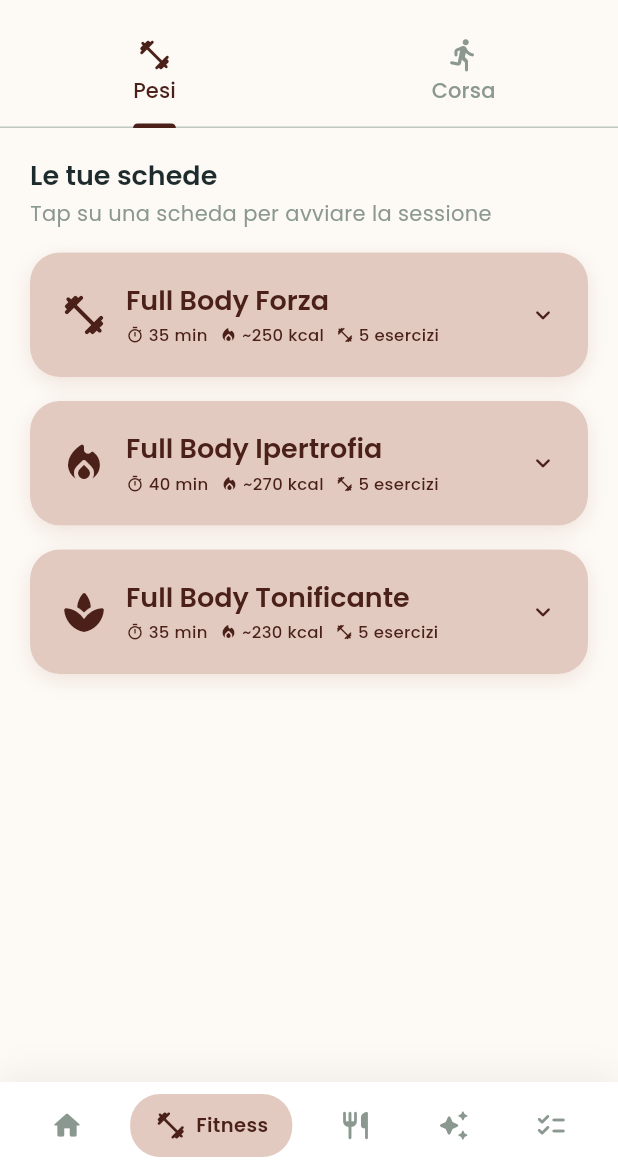
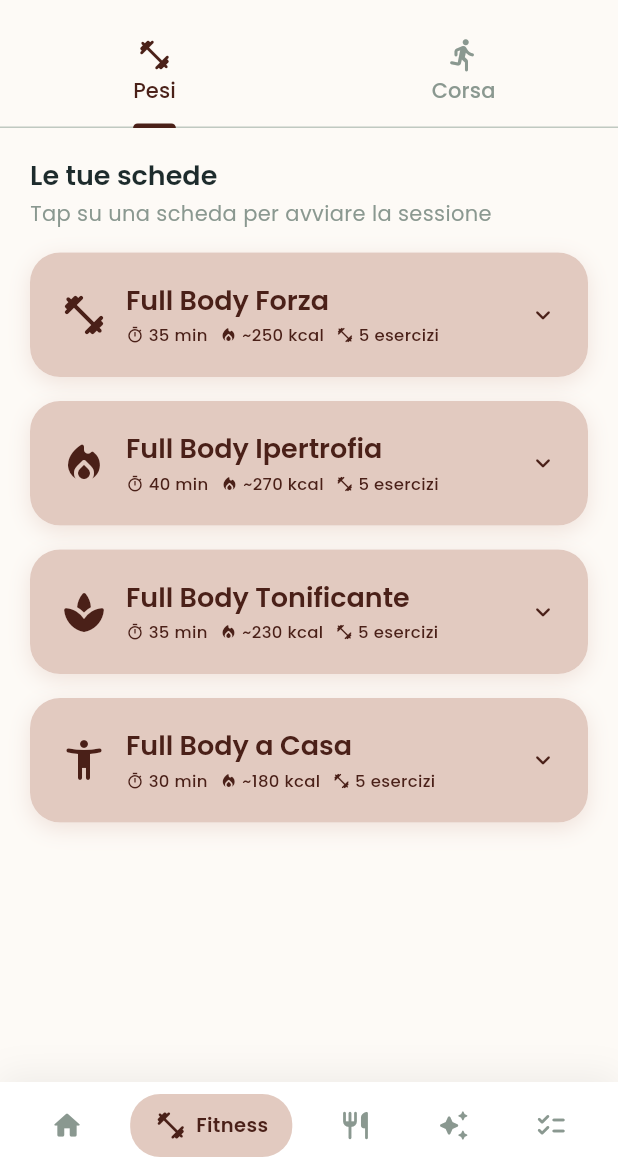
Before and after one commit to federicadeval/grow-glow, a Flutter app: the WorkoutScreen screen opened by its route, on a phone screen of 412 x 824 dp, the part 67-1236 px from its top. Run offline on Flutter 3.47's test engine with Material 3 defaults, Android fonts, the phone set to English and light mode, and no system bars; our stand-ins replace fl_chart, flutter_riverpod, go_router, google_fonts, image_picker, shared_preferences; missing offline and left inert: dart:js; accounts and stored records are empty.

Commit message:
Add bodyweight workout and handle no-equipment exercises
- New 'Full Body a Casa' plan: Squat, Superman, Affondi, Crunch, Glute Bridge
- Weight field uses '—' for bodyweight exercises
- Edit-weights sheet skips exercises with '—' weight (nothing to edit)

```diff
--- a/lib/features/fitness/domain/models/workout_model.dart
+++ b/lib/features/fitness/domain/models/workout_model.dart
@@ -77,4 +77,18 @@ final List<WorkoutPlan> builtinWorkouts = [
       Exercise(name: 'Curl con bilanciere', sets: 3, reps: 15, weight: '6-8 kg', restSeconds: 60),
     ],
   ),
+  WorkoutPlan(
+    id: 'full_body_home',
+    name: 'Full Body a Casa',
+    icon: Icons.accessibility_new_rounded,
+    duration: '30 min',
+    estimatedKcal: 180,
+    exercises: [
+      Exercise(name: 'Squat', sets: 3, reps: 15, weight: '—', restSeconds: 60),
+      Exercise(name: 'Superman', sets: 3, reps: 12, weight: '—', restSeconds: 45),
+      Exercise(name: 'Affondi alternati', sets: 3, reps: 10, weight: '—', restSeconds: 60),
+      Exercise(name: 'Crunch', sets: 3, reps: 20, weight: '—', restSeconds: 45),
+      Exercise(name: 'Glute Bridge', sets: 3, reps: 15, weight: '—', restSeconds: 45),
+    ],
+  ),
 ];
```
Also changed, not shown: lib/features/fitness/presentation/screens/workout_feedback_screen.dart (+25 -12 lines).
